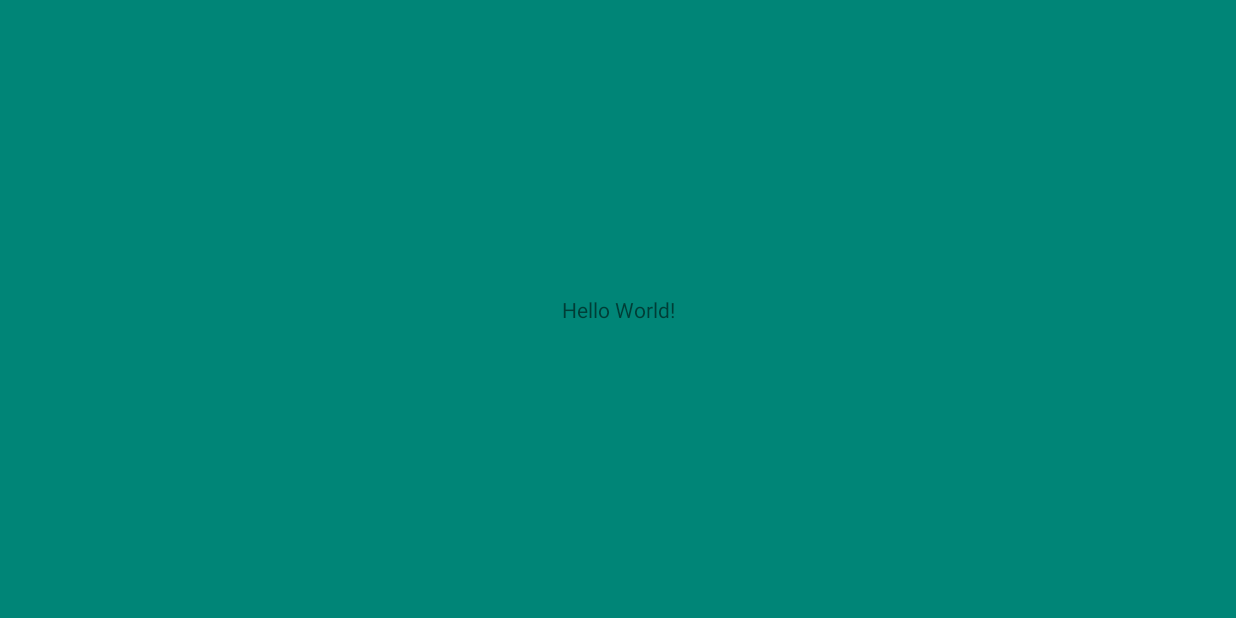
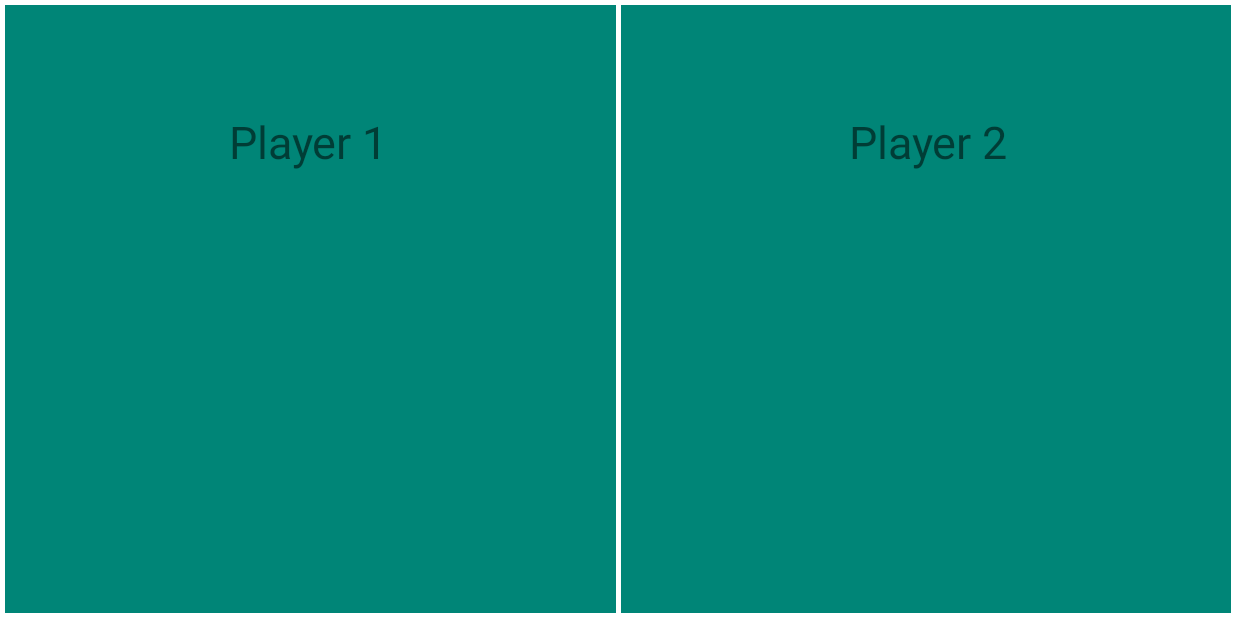
Before and after one commit to paullin03/PongMate, an Android app: the screen it shows after launch (MainActivity), on a phone screen of 824 x 412 dp (held sideways). Before the commit the screen is almost empty. Run offline under Robolectric (Android 15) with nearby library versions, the phone set to English and light mode, and no system bars.

Commit message:
Added borders to table and player texts

```diff
--- a/app/src/main/res/layout/activity_main.xml
+++ b/app/src/main/res/layout/activity_main.xml
@@ -1,19 +1,98 @@
 <?xml version="1.0" encoding="utf-8"?>
-<androidx.constraintlayout.widget.ConstraintLayout
-    xmlns:android="http://schemas.android.com/apk/res/android"
+<androidx.constraintlayout.widget.ConstraintLayout xmlns:android="http://schemas.android.com/apk/res/android"
+    xmlns:app="http://schemas.android.com/apk/res-auto"
     xmlns:tools="http://schemas.android.com/tools"
-    xmlns:app="http://schemas.android.com/apk/res-auto"
     android:layout_width="match_parent"
     android:layout_height="match_parent"
     tools:context=".MainActivity">
 
+    <View
+        android:id="@+id/net"
+        android:name="net"
+        android:layout_width="3dp"
+        android:layout_height="match_parent"
+        android:background="@android:color/white"
+        app:layout_constraintBottom_toBottomOf="parent"
+        app:layout_constraintEnd_toEndOf="parent"
+        app:layout_constraintHorizontal_bias="0.5"
+        app:layout_constraintStart_toStartOf="parent"
+        app:layout_constraintTop_toTopOf="parent" />
+
+    <View
+        android:id="@+id/top_border"
+        android:name="top_border"
+        android:layout_width="match_parent"
+        android:layout_height="3dp"
+        android:background="@android:color/white"
+        app:layout_constraintBottom_toBottomOf="parent"
+        app:layout_constraintEnd_toEndOf="parent"
+        app:layout_constraintStart_toStartOf="parent"
+        app:layout_constraintTop_toTopOf="parent"
+        app:layout_constraintVertical_bias="0.0" />
+
+    <View
+        android:id="@+id/bottom_border"
+        android:name="bottom_border"
+        android:layout_width="match_parent"
+        android:layout_height="3dp"
+        android:background="@android:color/white"
+        app:layout_constraintBottom_toBottomOf="parent"
+        app:layout_constraintEnd_toEndOf="parent"
+        app:layout_constraintStart_toStartOf="parent"
+        app:layout_constraintTop_toTopOf="parent"
+        app:layout_constraintVertical_bias="1.0" />
+
+    <View
+        android:id="@+id/left_border"
+        android:name="left_border"
+        android:layout_width="3dp"
+        android:layout_height="match_parent"
+        android:background="@android:color/white"
+        app:layout_constraintBottom_toBottomOf="parent"
+        app:layout_constraintEnd_toEndOf="parent"
+        app:layout_constraintHorizontal_bias="0.0"
+        app:layout_constraintStart_toStartOf="parent"
+        app:layout_constraintTop_toTopOf="parent" />
+
+    <View
+        android:id="@+id/right_border"
+        android:name="right_border"
+        android:layout_width="3dp"
+        android:layout_height="match_parent"
+        android:background="@android:color/white"
+        app:layout_constraintBottom_toBottomOf="parent"
+        app:layout_constraintEnd_toEndOf="parent"
+        app:layout_constraintHorizontal_bias="1.0"
+        app:layout_constraintStart_toStartOf="parent"
+        app:layout_constraintTop_toTopOf="parent" />
+
     <TextView
+        android:id="@+id/player_one"
         android:layout_width="wrap_content"
         android:layout_height="wrap_content"
-        android:text="Hello World!"
+        android:editable="true"
+        android:text="Player 1"
+        android:textSize="30sp"
         app:layout_constraintBottom_toBottomOf="parent"
-        app:layout_constraintLeft_toLeftOf="parent"
-        app:layout_constraintRight_toRightOf="parent"
-        app:layout_constraintTop_toTopOf="parent" />
+        app:layout_constraintEnd_toStartOf="@+id/net"
+        app:layout_constraintHorizontal_bias="0.5"
+        app:layout_constraintStart_toStartOf="parent"
+        app:layout_constraintTop_toTopOf="parent"
+        app:layout_constraintVertical_bias="0.20" />
+
+    <TextView
+        android:id="@+id/player_two"
+        android:layout_width="wrap_content"
+        android:layout_height="wrap_content"
+        android:editable="true"
+        android:text="Player 2"
+        android:textSize="30sp"
+        app:layout_constraintBottom_toBottomOf="parent"
+        app:layout_constraintEnd_toEndOf="parent"
+        app:layout_constraintStart_toEndOf="@+id/net"
+        app:layout_constraintTop_toTopOf="parent"
+        app:layout_constraintVertical_bias="0.20" />
+
+
 
 </androidx.constraintlayout.widget.ConstraintLayout>
```
